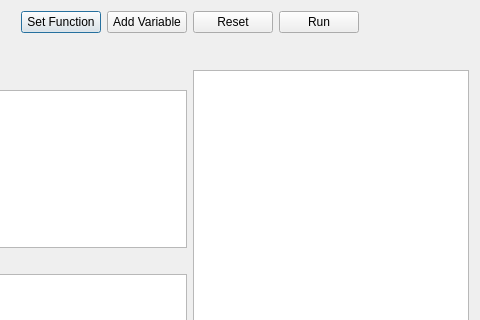
tuxta/ourapi, file ClientGET.ui: the form before one commit; both pictures show x 101 to 581 and y 0 to 320 of the 581 by 443 pixel window.
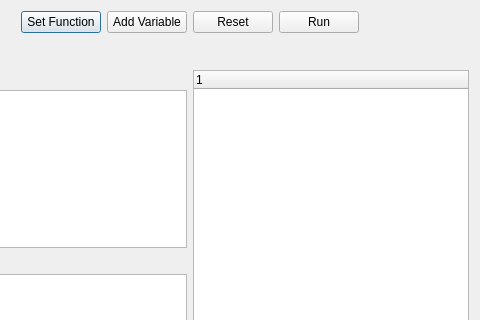
The form after the commit.

Commit message: Test Client Get now shows json result in a Tree structure. No error handling yet, so will crash with bad input atm

The edit to the form file:
```diff
--- a/ClientGET.ui
+++ b/ClientGET.ui
@@ -153,7 +153,13 @@
         </layout>
        </item>
        <item>
-        <widget class="QTreeView" name="results"/>
+        <widget class="QTreeWidget" name="results">
+         <column>
+          <property name="text">
+           <string notr="true">1</string>
+          </property>
+         </column>
+        </widget>
        </item>
       </layout>
      </item>
```
The commit also changes 5 other files.
